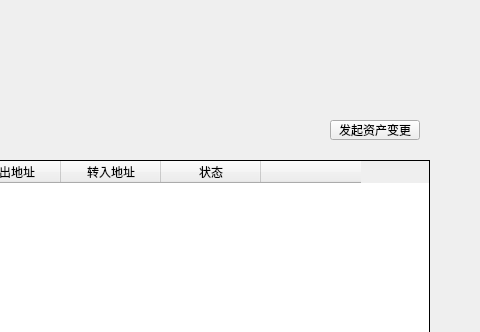
Old version of the form LNKWallet/guard/ColdHotTransferPage.ui in the repository HcashOrg/hx-indicator; both pictures show x 290 to 770 and y 0 to 332 of the 770 by 530 pixel window.
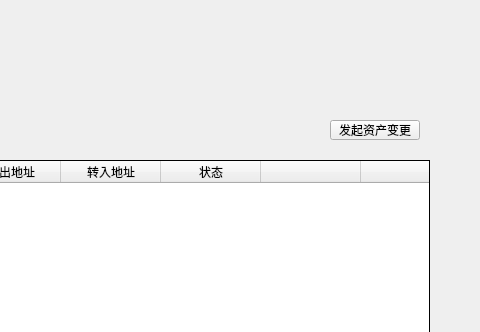
New version of the form.

What changed in the file:
```diff
--- a/LNKWallet/guard/ColdHotTransferPage.ui
+++ b/LNKWallet/guard/ColdHotTransferPage.ui
@@ -149,6 +149,11 @@
      <string/>
     </property>
    </column>
+   <column>
+    <property name="text">
+     <string/>
+    </property>
+   </column>
   </widget>
   <widget class="QComboBox" name="accountComboBox">
    <property name="geometry">
```
